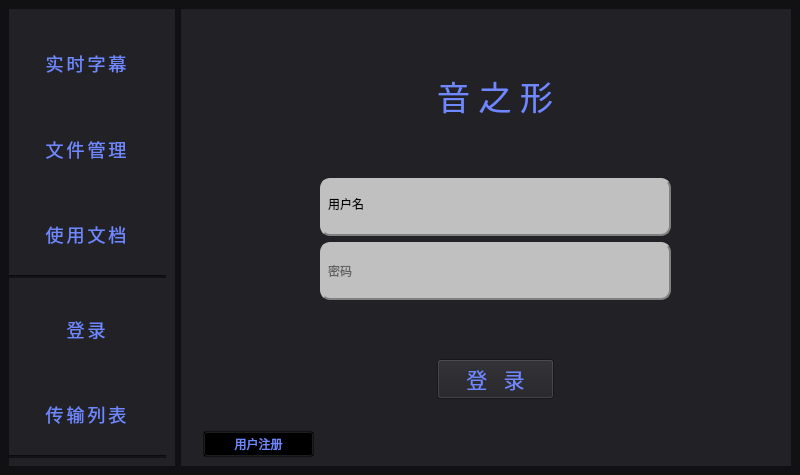
Old version of the form runtime/core/SOSForWindows/SetUp.ui in the repository YunyingTech/ShapeOfSound.
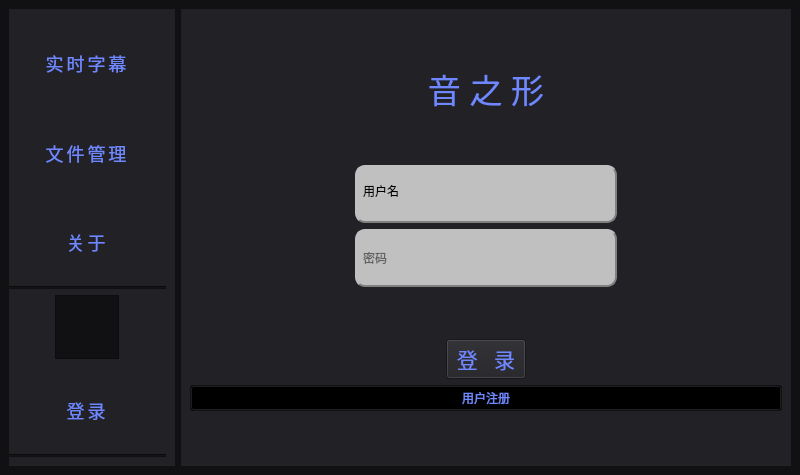
New version of the form. The open tabs and pages were chosen to show the change. Icons and pictures are not drawn.

```diff
--- a/runtime/core/SOSForWindows/SetUp.ui
+++ b/runtime/core/SOSForWindows/SetUp.ui
@@ -175,7 +175,7 @@
 </string>
          </property>
          <property name="text">
-          <string>使用文档</string>
+          <string>关于</string>
          </property>
         </widget>
        </item>
@@ -189,6 +189,32 @@
          </property>
         </widget>
        </item>
+       <item>
+        <layout class="QHBoxLayout" name="horizontalLayout_5">
+         <item>
+          <widget class="QGraphicsView" name="accountLogo">
+           <property name="sizePolicy">
+            <sizepolicy hsizetype="Fixed" vsizetype="Fixed">
+             <horstretch>0</horstretch>
+             <verstretch>0</verstretch>
+            </sizepolicy>
+           </property>
+           <property name="minimumSize">
+            <size>
+             <width>64</width>
+             <height>64</height>
+            </size>
+           </property>
+           <property name="maximumSize">
+            <size>
+             <width>64</width>
+             <height>64</height>
+            </size>
+           </property>
+          </widget>
+         </item>
+        </layout>
+       </item>
        <item alignment="Qt::AlignHCenter">
         <widget class="QToolButton" name="loginButton">
          <property name="minimumSize">
@@ -209,26 +235,6 @@
          </property>
         </widget>
        </item>
-       <item alignment="Qt::AlignHCenter">
-        <widget class="QToolButton" name="tranButton">
-         <property name="minimumSize">
-          <size>
-           <width>0</width>
-           <height>90</height>
-          </size>
-         </property>
-         <property name="styleSheet">
-          <string notr="true">display:block;
-margin:20px auto;
-margin-left:30px;
-margin-right:30px;
-</string>
-         </property>
-         <property name="text">
-          <string>传输列表</string>
-         </property>
-        </widget>
-       </item>
        <item>
         <widget class="Line" name="line_6">
          <property name="orientation">
@@ -243,7 +249,7 @@
       <zorder>textButton</zorder>
       <zorder>fileButton</zorder>
       <zorder>loginButton</zorder>
-      <zorder>tranButton</zorder>
+      <zorder>horizontalLayoutWidget_3</zorder>
      </widget>
     </item>
     <item>
@@ -266,61 +272,187 @@
 background-color:#222226;</string>
       </property>
       <property name="currentIndex">
-       <number>0</number>
+       <number>2</number>
       </property>
       <widget class="QWidget" name="page">
-       <widget class="QLabel" name="label_4">
-        <property name="geometry">
-         <rect>
-          <x>-10</x>
-          <y>180</y>
-          <width>641</width>
-          <height>31</height>
-         </rect>
-        </property>
-        <property name="sizeIncrement">
-         <size>
-          <width>400</width>
-          <height>40</height>
-         </size>
-        </property>
-        <property name="font">
-         <font>
-          <family>黑体</family>
-          <pointsize>18</pointsize>
-         </font>
-        </property>
-        <property name="text">
-         <string>欢迎使用由云影团队制作的SOS系统</string>
-        </property>
-        <property name="alignment">
-         <set>Qt::AlignCenter</set>
-        </property>
-       </widget>
+       <layout class="QVBoxLayout" name="verticalLayout_4">
+        <item>
+         <widget class="QLabel" name="label_4">
+          <property name="sizeIncrement">
+           <size>
+            <width>400</width>
+            <height>40</height>
+           </size>
+          </property>
+          <property name="font">
+           <font>
+            <family>黑体</family>
+            <pointsize>18</pointsize>
+           </font>
+          </property>
+          <property name="text">
+           <string>欢迎使用由云影团队制作的SOS系统</string>
+          </property>
+          <property name="alignment">
+           <set>Qt::AlignCenter</set>
+          </property>
+         </widget>
+        </item>
+       </layout>
       </widget>
       <widget class="QWidget" name="page_2"/>
-      <widget class="QWidget" name="page_3"/>
+      <widget class="QWidget" name="page_3">
+       <layout class="QHBoxLayout" name="horizontalLayout_6">
+        <item>
+         <widget class="QGraphicsView" name="aboutLogo">
+          <property name="minimumSize">
+           <size>
+            <width>128</width>
+            <height>128</height>
+           </size>
+          </property>
+          <property name="maximumSize">
+           <size>
+            <width>128</width>
+            <height>128</height>
+           </size>
+          </property>
+         </widget>
+        </item>
+        <item>
+         <widget class="QLabel" name="label">
+          <property name="text">
+           <string>TextLabel</string>
+          </property>
+         </widget>
+        </item>
+       </layout>
+      </widget>
       <widget class="QWidget" name="page_4">
        <property name="styleSheet">
         <string notr="true">background-color:#222226;</string>
        </property>
-       <layout class="QGridLayout" name="gridLayout_2">
-        <item row="0" column="1">
-         <layout class="QGridLayout" name="gridLayout">
-          <item row="0" column="4">
-           <spacer name="verticalSpacer">
+       <layout class="QVBoxLayout" name="verticalLayout_2">
+        <item>
+         <spacer name="verticalSpacer">
+          <property name="orientation">
+           <enum>Qt::Vertical</enum>
+          </property>
+          <property name="sizeHint" stdset="0">
+           <size>
+            <width>20</width>
+            <height>20</height>
+           </size>
+          </property>
+         </spacer>
+        </item>
+        <item>
+         <widget class="QLabel" name="label_9">
+          <property name="font">
+           <font>
+            <family>微软雅黑 Light</family>
+            <pointsize>25</pointsize>
+            <weight>3</weight>
+            <italic>false</italic>
+            <bold>false</bold>
+            <underline>false</underline>
+           </font>
+          </property>
+          <property name="whatsThis">
+           <string>font-align:center;</string>
+          </property>
+          <property name="layoutDirection">
+           <enum>Qt::LeftToRight</enum>
+          </property>
+          <property name="styleSheet">
+           <string notr="true">text-align:center;
+font: 25 25pt &quot;微软雅黑 Light&quot;;
+color:#7088FF;</string>
+          </property>
+          <property name="text">
+           <string>音 之 形</string>
+          </property>
+          <property name="alignment">
+           <set>Qt::AlignCenter</set>
+          </property>
+         </widget>
+        </item>
+        <item>
+         <spacer name="verticalSpacer_3">
+          <property name="orientation">
+           <enum>Qt::Vertical</enum>
+          </property>
+          <property name="sizeHint" stdset="0">
+           <size>
+            <width>20</width>
+            <height>40</height>
+           </size>
+          </property>
+         </spacer>
+        </item>
+        <item>
+         <layout class="QHBoxLayout" name="horizontalLayout_3">
+          <item>
+           <spacer name="horizontalSpacer">
             <property name="orientation">
-             <enum>Qt::Vertical</enum>
+             <enum>Qt::Horizontal</enum>
             </property>
             <property name="sizeHint" stdset="0">
              <size>
-              <width>20</width>
+              <width>40</width>
               <height>20</height>
              </size>
             </property>
            </spacer>
           </item>
-          <item row="7" column="6">
+          <item>
+           <layout class="QVBoxLayout" name="verticalLayout_3">
+            <item>
+             <widget class="QLineEdit" name="username_2">
+              <property name="styleSheet">
+               <string notr="true"> background-color: rgb(192,192, 192); 
+
+border:2px groove gray;
+border-radius:10px;
+padding:2px 4px;
+border-style: outset;
+color: rgb(0, 0, 0); 
+min-height:10px;
+width:250px;
+height:50px;</string>
+              </property>
+              <property name="text">
+               <string>用户名</string>
+              </property>
+              <property name="placeholderText">
+               <string>请输入手机号码</string>
+              </property>
+             </widget>
+            </item>
+            <item>
+             <widget class="QLineEdit" name="password">
+              <property name="styleSheet">
+               <string notr="true">background-color: rgb(192,192, 192); 
+border:2px groove gray;
+border-radius:10px;
+padding:2px 4px;
+border-style: outset;
+color: rgb(0, 0, 0); 
+min-height:10px;
+width:250px;
+height:50px;</string>
+              </property>
+              <property name="echoMode">
+               <enum>QLineEdit::Password</enum>
+              </property>
+              <property name="placeholderText">
+               <string>密码</string>
+              </property>
+             </widget>
+            </item>
+           </layout>
+          </item>
+          <item>
            <spacer name="horizontalSpacer_2">
             <property name="orientation">
              <enum>Qt::Horizontal</enum>
@@ -333,20 +465,37 @@
             </property>
            </spacer>
           </item>
-          <item row="3" column="4">
-           <spacer name="verticalSpacer_3">
+         </layout>
+        </item>
+        <item>
+         <spacer name="verticalSpacer_4">
+          <property name="orientation">
+           <enum>Qt::Vertical</enum>
+          </property>
+          <property name="sizeHint" stdset="0">
+           <size>
+            <width>20</width>
+            <height>40</height>
+           </size>
+          </property>
+         </spacer>
+        </item>
+        <item>
+         <layout class="QHBoxLayout" name="horizontalLayout_4">
+          <item>
+           <spacer name="horizontalSpacer_4">
             <property name="orientation">
-             <enum>Qt::Vertical</enum>
+             <enum>Qt::Horizontal</enum>
             </property>
             <property name="sizeHint" stdset="0">
              <size>
-              <width>20</width>
-              <height>40</height>
+              <width>40</width>
+              <height>20</height>
              </size>
             </property>
            </spacer>
           </item>
-          <item row="15" column="4" alignment="Qt::AlignBottom">
+          <item>
            <widget class="QPushButton" name="loginButton_3">
             <property name="sizePolicy">
              <sizepolicy hsizetype="Preferred" vsizetype="Fixed">
@@ -397,43 +546,8 @@
             </property>
            </widget>
           </item>
-          <item row="16" column="4">
-           <spacer name="verticalSpacer_2">
-            <property name="orientation">
-             <enum>Qt::Vertical</enum>
-            </property>
-            <property name="sizeHint" stdset="0">
-             <size>
-              <width>20</width>
-              <height>40</height>
-             </size>
-            </property>
-           </spacer>
-          </item>
-          <item row="7" column="3" colspan="3">
-           <widget class="QLineEdit" name="username_2">
-            <property name="styleSheet">
-             <string notr="true"> background-color: rgb(192,192, 192); 
-
-border:2px groove gray;
-border-radius:10px;
-padding:2px 4px;
-border-style: outset;
-color: rgb(0, 0, 0); 
-min-height:10px;
-width:250px;
-height:50px;</string>
-            </property>
-            <property name="text">
-             <string>用户名</string>
-            </property>
-            <property name="placeholderText">
-             <string>请输入手机号码</string>
-            </property>
-           </widget>
-          </item>
-          <item row="7" column="2">
-           <spacer name="horizontalSpacer">
+          <item>
+           <spacer name="horizontalSpacer_3">
             <property name="orientation">
              <enum>Qt::Horizontal</enum>
             </property>
@@ -445,117 +559,35 @@
             </property>
            </spacer>
           </item>
-          <item row="1" column="4" rowspan="2" alignment="Qt::AlignHCenter">
-           <widget class="QLabel" name="label_9">
-            <property name="font">
-             <font>
-              <family>微软雅黑 Light</family>
-              <pointsize>25</pointsize>
-              <weight>3</weight>
-              <italic>false</italic>
-              <bold>false</bold>
-              <underline>false</underline>
-             </font>
-            </property>
-            <property name="whatsThis">
-             <string>font-align:center;</string>
-            </property>
-            <property name="styleSheet">
-             <string notr="true">text-align:center;
-font: 25 25pt &quot;微软雅黑 Light&quot;;
-color:#7088FF;</string>
-            </property>
-            <property name="text">
-             <string>音 之 形</string>
-            </property>
-           </widget>
-          </item>
-          <item row="15" column="2" rowspan="2" alignment="Qt::AlignBottom">
-           <widget class="QPushButton" name="pushButton_6">
-            <property name="styleSheet">
-             <string notr="true">color:#7088FF;
+         </layout>
+        </item>
+        <item>
+         <widget class="QPushButton" name="pushButton_6">
+          <property name="styleSheet">
+           <string notr="true">color:#7088FF;
 font: 50 12pt &quot;微软雅黑 Light&quot;;
 background-color:transparent;</string>
-            </property>
-            <property name="text">
-             <string>用户注册</string>
-            </property>
-           </widget>
-          </item>
-          <item row="15" column="5">
-           <spacer name="horizontalSpacer_4">
-            <property name="orientation">
-             <enum>Qt::Horizontal</enum>
-            </property>
-            <property name="sizeType">
-             <enum>QSizePolicy::MinimumExpanding</enum>
-            </property>
-            <property name="sizeHint" stdset="0">
-             <size>
-              <width>20</width>
-              <height>20</height>
-             </size>
-            </property>
-           </spacer>
-          </item>
-          <item row="15" column="3">
-           <spacer name="horizontalSpacer_3">
-            <property name="orientation">
-             <enum>Qt::Horizontal</enum>
-            </property>
-            <property name="sizeType">
-             <enum>QSizePolicy::MinimumExpanding</enum>
-            </property>
-            <property name="sizeHint" stdset="0">
-             <size>
-              <width>20</width>
-              <height>20</height>
-             </size>
-            </property>
-           </spacer>
-          </item>
-          <item row="9" column="3" colspan="3">
-           <widget class="QLineEdit" name="password">
-            <property name="styleSheet">
-             <string notr="true">background-color: rgb(192,192, 192); 
-border:2px groove gray;
-border-radius:10px;
-padding:2px 4px;
-border-style: outset;
-color: rgb(0, 0, 0); 
-min-height:10px;
-width:250px;
-height:50px;</string>
-            </property>
-            <property name="echoMode">
-             <enum>QLineEdit::Password</enum>
-            </property>
-            <property name="placeholderText">
-             <string>密码</string>
-            </property>
-           </widget>
-          </item>
-          <item row="16" column="1">
-           <widget class="QLabel" name="label_8">
-            <property name="text">
-             <string/>
-            </property>
-           </widget>
-          </item>
-          <item row="10" column="4">
-           <spacer name="verticalSpacer_4">
-            <property name="orientation">
-             <enum>Qt::Vertical</enum>
-            </property>
-            <property name="sizeHint" stdset="0">
-             <size>
-              <width>20</width>
-              <height>40</height>
-             </size>
-            </property>
-           </spacer>
-          </item>
-         </layout>
+          </property>
+          <property name="text">
+           <string>用户注册</string>
+          </property>
+         </widget>
+        </item>
+        <item>
+         <spacer name="verticalSpacer_2">
+          <property name="orientation">
+           <enum>Qt::Vertical</enum>
+          </property>
+          <property name="sizeHint" stdset="0">
+           <size>
+            <width>20</width>
+            <height>40</height>
+           </size>
+          </property>
+         </spacer>
+        </item>
+        <item>
+         <layout class="QGridLayout" name="gridLayout"/>
         </item>
        </layout>
       </widget>
@@ -724,7 +756,7 @@
      <x>0</x>
      <y>0</y>
      <width>800</width>
-     <height>18</height>
+     <height>23</height>
     </rect>
    </property>
   </widget>
```
